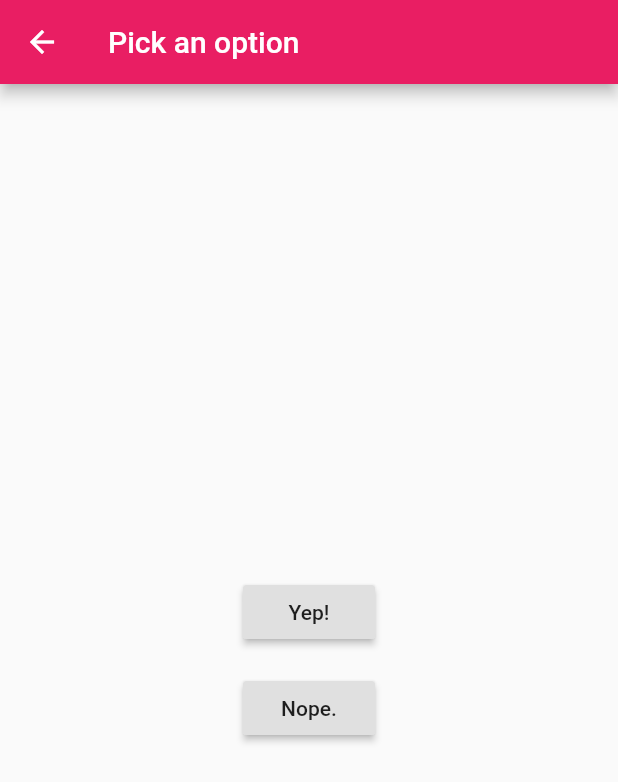
After one commit to jimixy/flutter, a Flutter app: the screen it shows after launch, after a tap on "Pick an option, any option!", on a phone screen of 412 x 824 dp. The commit adds this screen. Shown: the top 782 px of the screen. Run offline on Flutter 3.47's test engine with Material 2 defaults, Android fonts, the phone set to English and light mode, and no system bars; our stand-ins replace dio.

Commit message:
新增router模块

```diff
--- /dev/null
+++ b/lib/demo/router.dart
@@ -0,0 +1,86 @@
+import 'package:flutter/material.dart';
+
+// void main() {
+//   runApp(new MaterialApp(
+//     title: 'Returning Data',
+//     home: new HomeScreen(),
+//   ));
+// }
+
+class IndexPage extends StatelessWidget {
+  @override
+  Widget build(BuildContext context) {
+    return new Scaffold(
+      appBar: new AppBar(
+        title: new Text('Returning Data Demo'),
+      ),
+      body: new Center(child: new SelectionButton()),
+    );
+  }
+}
+
+class SelectionButton extends StatelessWidget {
+  @override
+  Widget build(BuildContext context) {
+    return new RaisedButton(
+      onPressed: () {
+        _navigateAndDisplaySelection(context);
+      },
+      child: new Text('Pick an option, any option!'),
+    );
+  }
+
+  // A method that launches the SelectionScreen and awaits the result from
+  // Navigator.pop!
+  _navigateAndDisplaySelection(BuildContext context) async {
+    // Navigator.push returns a Future that will complete after we call
+    // Navigator.pop on the Selection Screen!
+    final result = await Navigator.push(
+      context,
+      new MaterialPageRoute(builder: (context) => new SelectionScreen()),
+    );
+
+    // print(result);
+    // After the Selection Screen returns a result, show it in a Snackbar!
+    Scaffold.of(context)
+        .showSnackBar(new SnackBar(content: new Text("$result")));
+  }
+}
+
+class SelectionScreen extends StatelessWidget {
+  @override
+  Widget build(BuildContext context) {
+    return new Scaffold(
+      appBar: new AppBar(
+        title: new Text('Pick an option'),
+      ),
+      body: new Center(
+        child: new Column(
+          mainAxisAlignment: MainAxisAlignment.center,
+          children: <Widget>[
+            new Padding(
+              padding: const EdgeInsets.all(8.0),
+              child: new RaisedButton(
+                onPressed: () {
+                  // Close the screen and return "Yep!" as the result
+                  Navigator.pop(context, 'Yep!');
+                },
+                child: new Text('Yep!'),
+              ),
+            ),
+            new Padding(
+              padding: const EdgeInsets.all(8.0),
+              child: new RaisedButton(
+                onPressed: () {
+                  // Close the screen and return "Nope!" as the result
+                  Navigator.pop(context, 'Nope.');
+                },
+                child: new Text('Nope.'),
+              ),
+            )
+          ],
+        ),
+      ),
+    );
+  }
+}
```
Also changed, not shown: lib/demo/home.dart (+13 -1 lines), lib/demo/input.dart (+17 -5 lines), lib/demo/todo.dart (added, +80 -0 lines).
